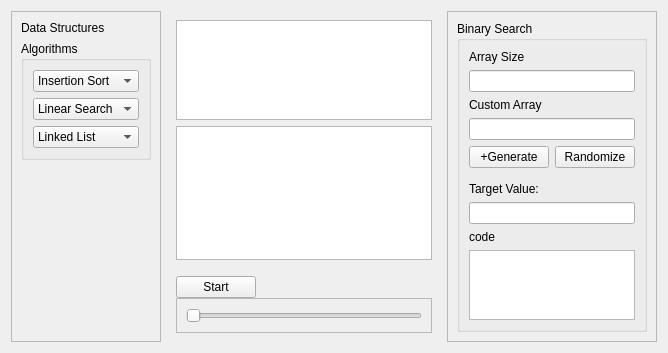
The window that form.ui (Binaya764/DSA-Visualizer) describes before a commit, drawn with Qt 5.
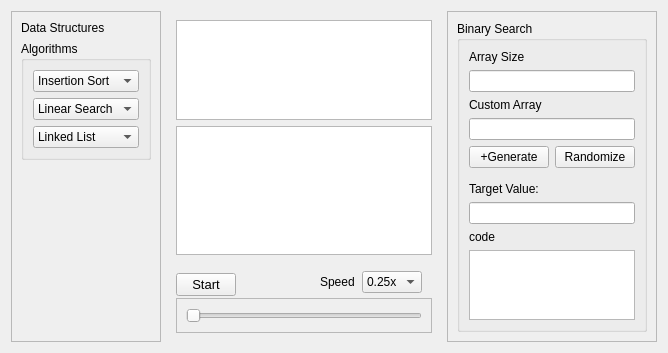
The same window after the commit.

Commit message: speed controls added

```diff
--- a/form.ui
+++ b/form.ui
@@ -154,8 +154,19 @@
             <property name="topMargin">
              <number>10</number>
             </property>
-            <item>
+            <item alignment="Qt::AlignmentFlag::AlignLeft|Qt::AlignmentFlag::AlignVCenter">
              <widget class="QPushButton" name="Btnstart">
+              <property name="maximumSize">
+               <size>
+                <width>60</width>
+                <height>40</height>
+               </size>
+              </property>
+              <property name="font">
+               <font>
+                <pointsize>10</pointsize>
+               </font>
+              </property>
               <property name="text">
                <string>Start</string>
               </property>
@@ -174,6 +185,76 @@
               </property>
              </spacer>
             </item>
+            <item>
+             <layout class="QHBoxLayout" name="horizontalLayout_3">
+              <property name="spacing">
+               <number>7</number>
+              </property>
+              <property name="rightMargin">
+               <number>10</number>
+              </property>
+              <property name="bottomMargin">
+               <number>5</number>
+              </property>
+              <item>
+               <widget class="QLabel" name="label_11">
+                <property name="text">
+                 <string>Speed</string>
+                </property>
+               </widget>
+              </item>
+              <item>
+               <widget class="QComboBox" name="speed_comboBox">
+                <property name="maximumSize">
+                 <size>
+                  <width>70</width>
+                  <height>16777215</height>
+                 </size>
+                </property>
+                <item>
+                 <property name="text">
+                  <string>0.25x</string>
+                 </property>
+                </item>
+                <item>
+                 <property name="text">
+                  <string>0.5x</string>
+                 </property>
+                </item>
+                <item>
+                 <property name="text">
+                  <string>0.75x</string>
+                 </property>
+                </item>
+                <item>
+                 <property name="text">
+                  <string>1x</string>
+                 </property>
+                </item>
+                <item>
+                 <property name="text">
+                  <string>1.25x</string>
+                 </property>
+                </item>
+                <item>
+                 <property name="text">
+                  <string>1.50x</string>
+                 </property>
+                </item>
+                <item>
+                 <property name="text">
+                  <string>2x</string>
+                 </property>
+                </item>
+                <item>
+                 <property name="text">
+                  <string>3x</string>
+                 </property>
+                </item>
+               </widget>
+              </item>
+             </layout>
+            </item>
            </layout>
           </item>
           <item>
```
The commit also changes 7 other files.
